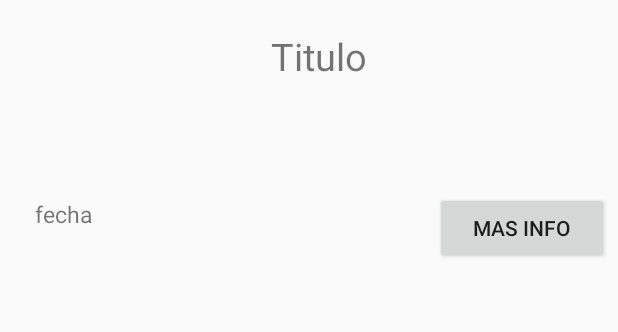
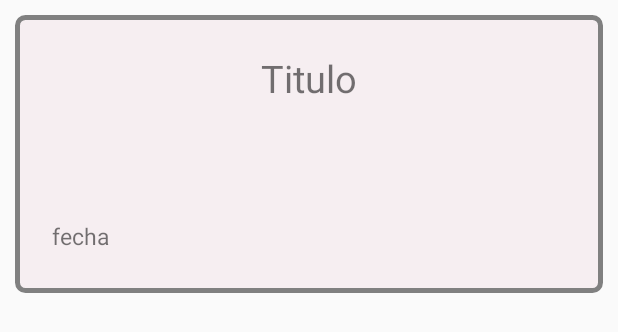
Before and after one commit to Sof396/CUMN, an Android app: the layout fila.xml on its own in the app's theme, with its tools: preview values and no code run, on a phone screen of 412 x 824 dp. Shown: the top 332 px of the screen. Run offline under Robolectric (Android 15) with nearby library versions, the phone set to English and light mode, and no system bars.

Commit message:
funciona +info

```diff
--- a/app/src/main/java/com/example/cumn/ui/adapter/actividadesAdapter.java
+++ b/app/src/main/java/com/example/cumn/ui/adapter/actividadesAdapter.java
@@ -68,7 +68,7 @@ public class actividadesAdapter extends RecyclerView.Adapter<actividadesAdapter.
                 Intent masInfo = new Intent(tv.getContext(), com.example.cumn.masInfo.class);
                 Gson gson =new Gson();
 
-                //startActivity(masInfo);
+                tv.getContext().startActivity(masInfo);
                 masInfo.putExtra("datos", gson.toJson(graph));
 
             }));
--- /dev/null
+++ b/app/src/main/res/drawable/shape_row.xml
@@ -0,0 +1,20 @@
+<?xml version="1.0" encoding="utf-8"?>
+<shape xmlns:android="http://schemas.android.com/apk/res/android"
+    android:shape="rectangle">
+
+    <solid android:color="#f6eef1" />
+
+    <stroke
+        android:width="3dp"
+        android:color="#808080" />
+
+    <padding
+        android:bottom="5dp"
+        android:left="5dp"
+        android:right="5dp"
+        android:top="5dp" />
+
+
+    <corners android:radius="5dp" />
+
+</shape>
--- a/app/src/main/res/layout/fila.xml
+++ b/app/src/main/res/layout/fila.xml
@@ -3,7 +3,9 @@
     xmlns:app="http://schemas.android.com/apk/res-auto"
     xmlns:tools="http://schemas.android.com/tools"
     android:layout_width="match_parent"
-    android:layout_height="wrap_content">
+    android:layout_height="wrap_content"
+    android:background="@drawable/shape_row"
+    android:layout_margin="10sp">
 
     <TextView
         android:id="@+id/titulo"
@@ -33,16 +35,4 @@
         app:layout_constraintStart_toStartOf="parent"
         app:layout_constraintTop_toTopOf="parent" />
 
-    <Button
-        android:id="@+id/masInfo"
-        android:layout_width="116dp"
-        android:layout_height="48dp"
-        android:text="Mas info"
-        app:layout_constraintBottom_toBottomOf="parent"
-        app:layout_constraintEnd_toEndOf="parent"
-        app:layout_constraintHorizontal_bias="0.979"
-        app:layout_constraintStart_toStartOf="parent"
-        app:layout_constraintTop_toTopOf="parent"
-        app:layout_constraintVertical_bias="1.0" />
-
 </androidx.constraintlayout.widget.ConstraintLayout>
```
Also changed, not shown: app/src/main/res/drawable/border.xml (added, +8 -0 lines), app/src/main/res/drawable/shape.xml (added, +19 -0 lines), app/src/main/res/layout/activity_menu.xml (+8 -4 lines).
